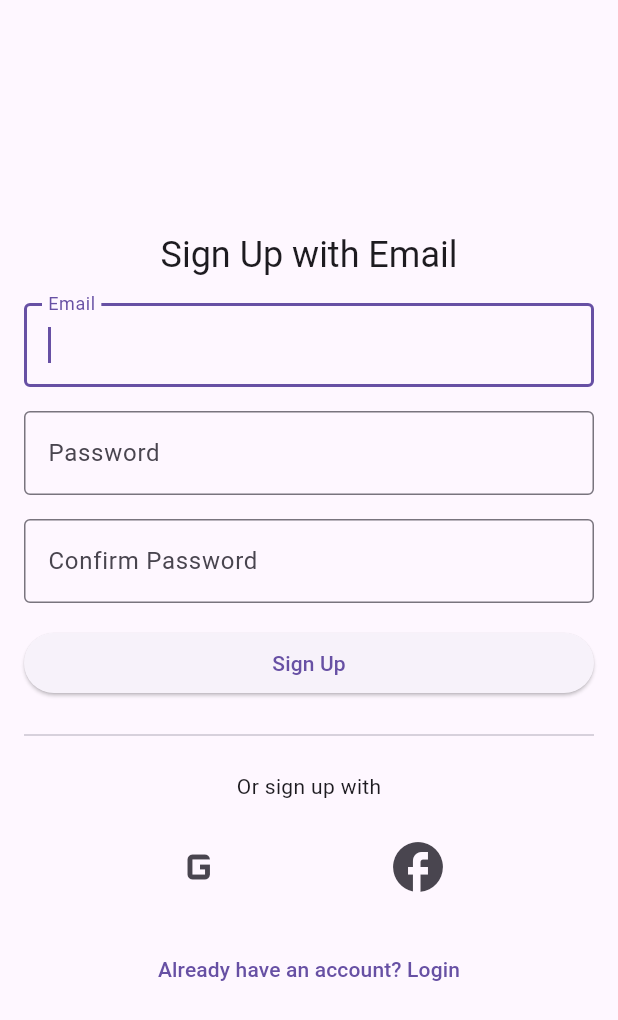
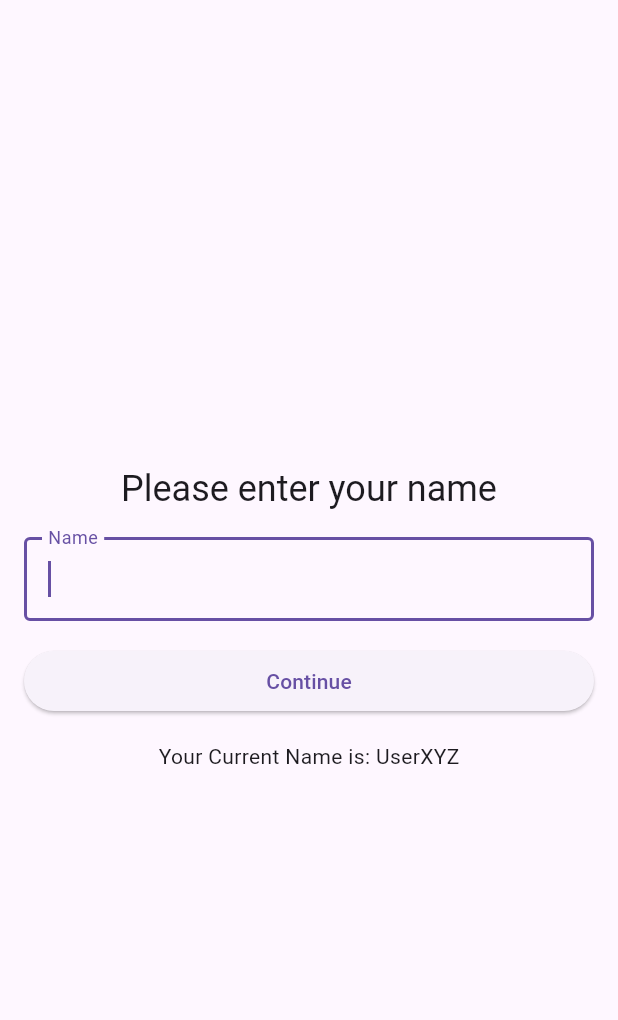
Before and after one commit to adil-tecspine/task_5_firebase_auth_firestore, a Flutter app: the screen it shows after launch, on a phone screen of 412 x 824 dp. Shown: the top 1020 px of the screen. Run offline on Flutter 3.47's test engine with Material 3 defaults, Android fonts, the phone set to English and light mode, and no system bars; our stand-ins replace firebase_core; accounts and stored records are empty.

Commit message:
Add RegistrationScreen with name input validation and navigation; update MyApp to use RegistrationScreen

```diff
--- a/lib/my_app.dart
+++ b/lib/my_app.dart
@@ -1,5 +1,5 @@
 import 'package:flutter/material.dart';
-import 'package:task_5_firebase_auth_firestore/signup_screen.dart';
+import 'package:task_5_firebase_auth_firestore/registration_screen.dart';
 
 class MyApp extends StatelessWidget {
   const MyApp({super.key});
@@ -10,7 +10,7 @@ class MyApp extends StatelessWidget {
       title: 'Firebase Auth & Firestore',
       debugShowCheckedModeBanner: false,
       theme: ThemeData(primarySwatch: Colors.orange),
-      home: SignupScreen(),
+      home: RegistrationScreen(),
     );
   }
 }
--- /dev/null
+++ b/lib/registration_screen.dart
@@ -0,0 +1,109 @@
+import 'dart:developer';
+
+import 'package:flutter/material.dart';
+import 'package:task_5_firebase_auth_firestore/utils/dimen.dart';
+import 'package:task_5_firebase_auth_firestore/utils/string_resources.dart';
+
+class RegistrationScreen extends StatefulWidget {
+  const RegistrationScreen({super.key});
+
+  @override
+  State<RegistrationScreen> createState() => _RegistrationScreenState();
+}
+
+class _RegistrationScreenState extends State<RegistrationScreen> {
+  final _formKey = GlobalKey<FormState>();
+
+  late final TextEditingController _nameController;
+
+  @override
+  void initState() {
+    super.initState();
+    _nameController = TextEditingController();
+  }
+
+  @override
+  void dispose() {
+    super.dispose();
+    _nameController.dispose();
+  }
+
+  void onSubmit() {
+    if (_formKey.currentState!.validate()) {
+      ScaffoldMessenger.of(
+        context,
+      ).showSnackBar(const SnackBar(content: Text('Processing Data')));
+      log('Name: ${_nameController.text.trim()}');
+    } else {
+      ScaffoldMessenger.of(
+        context,
+      ).showSnackBar(const SnackBar(content: Text('Validation Failed')));
+    }
+  }
+
+  @override
+  Widget build(BuildContext context) {
+    return Scaffold(
+      body: SafeArea(
+        child: Padding(
+          padding: const EdgeInsets.all(Dimen.s16),
+          child: Center(
+            child: SingleChildScrollView(
+              child: Column(
+                mainAxisSize: MainAxisSize.min,
+                spacing: Dimen.s16,
+                children: [
+                  // Enter Name
+                  Text(
+                    StringResources.enterName,
+                    style: Theme.of(context).textTheme.headlineSmall,
+                  ),
+                  Form(
+                    key: _formKey,
+                    child: Column(
+                      spacing: Dimen.s16,
+                      children: [
+                        TextFormField(
+                          controller: _nameController,
+                          decoration: const InputDecoration(
+                            labelText: StringResources.nameLabel,
+                            border: OutlineInputBorder(),
+                          ),
+                          autovalidateMode: AutovalidateMode.onUserInteraction,
+                          keyboardType: TextInputType.name,
+                          autofillHints: const [AutofillHints.name],
+                          textInputAction: TextInputAction.next,
+                          autofocus: true,
+                          validator: (value) {
+                            value = value?.trim();
+                            if (value == null || value.isEmpty) {
+                              return StringResources.enterName;
+                            }
+                            if (value.length < 3) {
+                              return StringResources.nameTooShort;
+                            }
+                            return null;
+                          },
+                        ),
+                      ],
+                    ),
+                  ),
+
+                  SizedBox(
+                    width: double.infinity,
+                    child: ElevatedButton(
+                      onPressed: onSubmit,
+                      child: const Text(StringResources.continueButton),
+                    ),
+                  ),
+
+                  Text('Your Current Name is: UserXYZ'),
+                ],
+              ),
+            ),
+          ),
+        ),
+      ),
+    );
+  }
+}
--- a/lib/utils/string_resources.dart
+++ b/lib/utils/string_resources.dart
@@ -14,4 +14,10 @@ class StringResources {
   static const String confirmPasswordLabel = 'Confirm Password';
   static const String alreadyHaveAccountPrompt =
       'Already have an account? Login';
+
+  static const String nameLabel = 'Name';
+  static const String enterName = 'Please enter your name';
+  static const String nameTooShort = 'Name must be at least 3 characters long';
+
+  static const String continueButton = 'Continue';
 }
```
